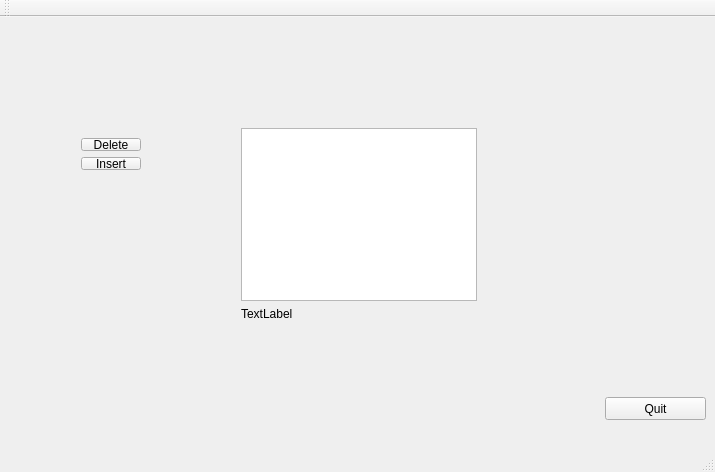
graiola/virtual-fixtures, file vf_gui/forms/mainwindow.ui: the form before one commit.
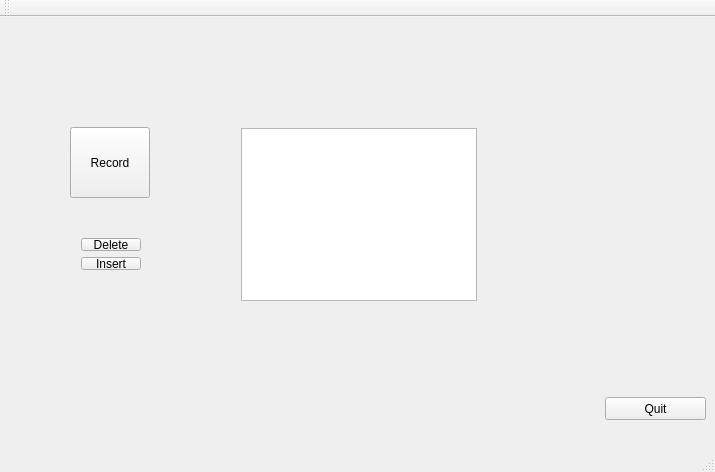
The form after the commit.

Diff of the .ui file:
```diff
--- a/vf_gui/forms/mainwindow.ui
+++ b/vf_gui/forms/mainwindow.ui
@@ -27,7 +27,7 @@
      <string>Quit</string>
     </property>
    </widget>
-   <widget class="QWidget" name="">
+   <widget class="QWidget" name="layoutWidget">
     <property name="geometry">
      <rect>
       <x>230</x>
@@ -43,17 +43,17 @@
      <item>
       <widget class="QLabel" name="label">
        <property name="text">
-        <string>TextLabel</string>
+        <string/>
        </property>
       </widget>
      </item>
     </layout>
    </widget>
-   <widget class="QWidget" name="">
+   <widget class="QWidget" name="layoutWidget">
     <property name="geometry">
      <rect>
       <x>70</x>
-      <y>110</y>
+      <y>210</y>
       <width>82</width>
       <height>54</height>
      </rect>
@@ -75,6 +75,19 @@
      </item>
     </layout>
    </widget>
+   <widget class="QPushButton" name="recordButton">
+    <property name="geometry">
+     <rect>
+      <x>70</x>
+      <y>110</y>
+      <width>80</width>
+      <height>71</height>
+     </rect>
+    </property>
+    <property name="text">
+     <string>Record</string>
+    </property>
+   </widget>
   </widget>
   <widget class="QMenuBar" name="menuBar">
    <property name="geometry">
```
